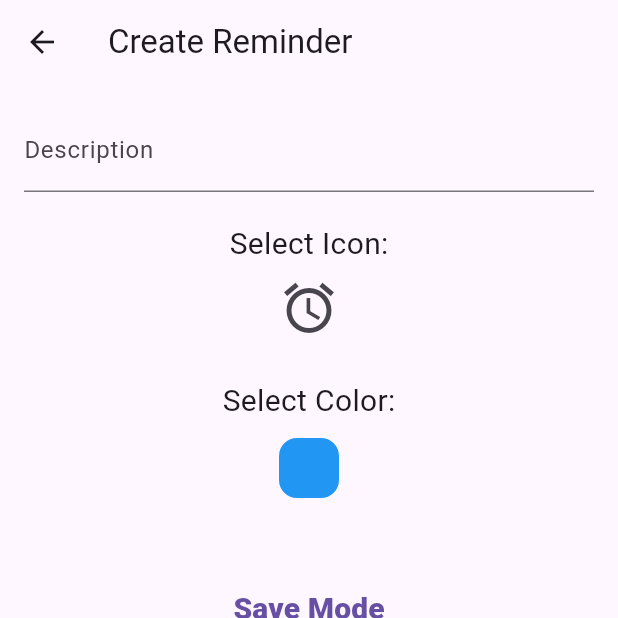
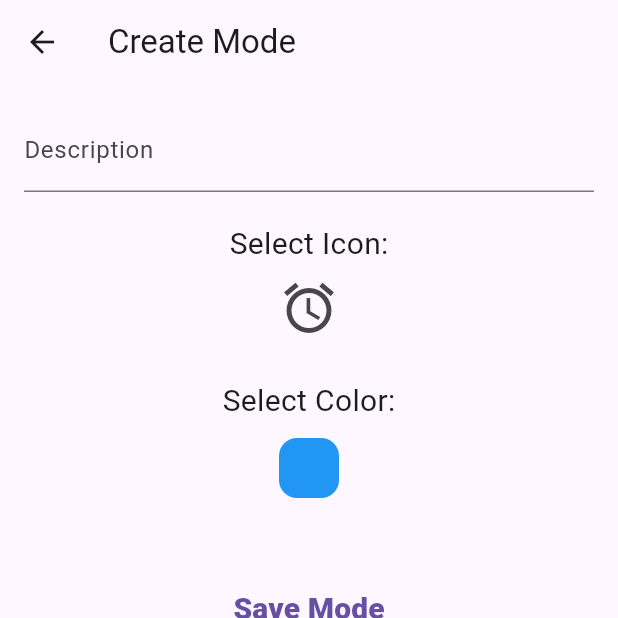
Before and after one commit to SE-sustainability/Project_code, a Flutter app: the screen it shows after launch, after a tap on the "add" icon, on a phone screen of 412 x 824 dp, the top half of it. Run offline on Flutter 3.47's test engine with Material 3 defaults, Android fonts, the phone set to English and light mode, and no system bars; our stand-ins replace cloud_firestore, firebase_core, firebase_storage, geolocator, image_picker; accounts and stored records are empty.

Commit message:
Update ModePageOptions.dart

```diff
--- a/lib/screens/ModePageOptions.dart
+++ b/lib/screens/ModePageOptions.dart
@@ -57,7 +57,7 @@ class _ModePageOptionState extends State<ModePageOptions> {
   Widget build(BuildContext context) {
     return Scaffold(
       appBar: AppBar(
-        title: const Text('Create Reminder'),
+        title: const Text('Create Mode'),
       ),
       body: Padding(
         padding: const EdgeInsets.all(16.0),
```
